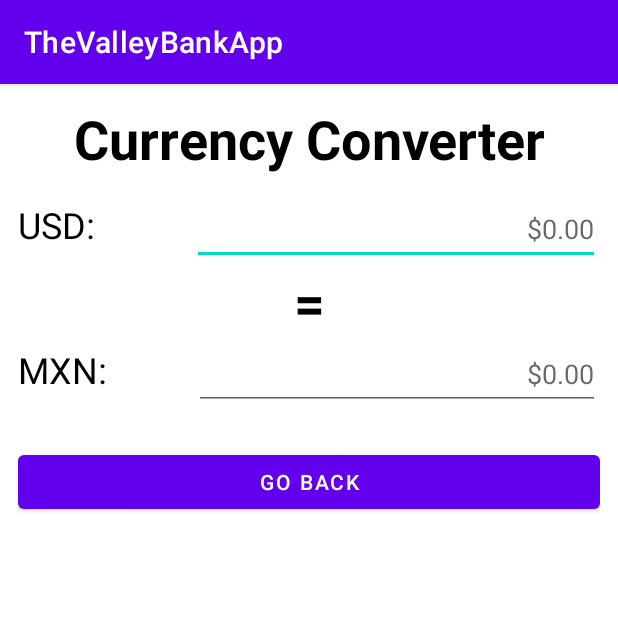
After one commit to Linus319/TheValleyBankApp, an Android app: the ConvertActivity screen opened directly, with no data from a screen before it, on a phone screen of 412 x 824 dp, the top half of it. The commit adds this screen. Run offline under Robolectric (Android 15) with nearby library versions, the phone set to English and light mode, and no system bars.

Commit message:
started Currency Converter

```diff
--- a/app/src/main/AndroidManifest.xml
+++ b/app/src/main/AndroidManifest.xml
@@ -11,6 +11,9 @@
         android:supportsRtl="true"
         android:theme="@style/Theme.TheValleyBankApp"
         tools:targetApi="31">
+        <activity
+            android:name=".ConvertActivity"
+            android:exported="false" />
         <activity
             android:name=".CheckingDepositConfirmedActivity"
             android:exported="false" />
--- a/app/src/main/java/com/example/thevalleybankapp/AccountActivity.java
+++ b/app/src/main/java/com/example/thevalleybankapp/AccountActivity.java
@@ -17,6 +17,7 @@ public class AccountActivity extends AppCompatActivity {
         Button signOutButton = findViewById(R.id.signOutButton);
         Button bCheckingDeposit = findViewById(R.id.checkingDeposit);
         Button bSavingsDeposit = findViewById(R.id.savingsDeposit);
+        Button bConvert = findViewById(R.id.convertCurrencyButton);
 
         Intent thisIntent = getIntent();
         String email = thisIntent.getStringExtra("com.example.thevalleybankapp.accountEmail");
@@ -32,6 +33,7 @@ public class AccountActivity extends AppCompatActivity {
         Intent logOutIntent = new Intent(this, MainActivity.class);
         Intent depositCheckingIntent = new Intent(this, CheckingDepositActivity.class);
         Intent depositSavingsIntent = new Intent(this, SavingsDepositActivity.class);
+        Intent convertCurrencyIntent = new Intent(this, ConvertActivity.class);
 
         signOutButton.setOnClickListener(v -> {
             startActivity(logOutIntent);
@@ -46,5 +48,10 @@ public class AccountActivity extends AppCompatActivity {
             depositSavingsIntent.putExtra("com.example.thevalleybankapp.accountEmail", email);
             startActivity(depositSavingsIntent);
         });
+
+        bConvert.setOnClickListener(v -> {
+            convertCurrencyIntent.putExtra("com.example.thevalleybankapp.accountEmail", email);
+            startActivity(convertCurrencyIntent);
+        });
     }
 }
--- /dev/null
+++ b/app/src/main/java/com/example/thevalleybankapp/ConvertActivity.java
@@ -0,0 +1,50 @@
+package com.example.thevalleybankapp;
+
+import androidx.appcompat.app.AppCompatActivity;
+
+import android.content.Intent;
+import android.os.Bundle;
+import android.text.Editable;
+import android.text.TextWatcher;
+import android.widget.Button;
+
+public class ConvertActivity extends AppCompatActivity {
+
+    Button goBackButton;
+
+    TextWatcher textWatcher = new TextWatcher() {
+        @Override
+        public void beforeTextChanged(CharSequence s, int start, int count, int after) {
+
+        }
+
+        @Override
+        public void onTextChanged(CharSequence s, int start, int before, int count) {
+
+        }
+
+        @Override
+        public void afterTextChanged(Editable s) {
+
+        }
+    };
+
+    @Override
+    protected void onCreate(Bundle savedInstanceState) {
+        super.onCreate(savedInstanceState);
+        setContentView(R.layout.activity_convert_currency);
+
+        Intent thisIntent = getIntent();
+
+        String email = thisIntent.getStringExtra("com.example.thevalleybankapp.accountEmail");
+
+        goBackButton = findViewById(R.id.convertGoBackButton);
+
+        Intent goBackIntent = new Intent(this, AccountActivity.class);
+
+        goBackButton.setOnClickListener(v -> {
+            goBackIntent.putExtra("com.example.thevalleybankapp.accountEmail", email);
+            startActivity(goBackIntent);
+        });
+    }
+}
--- /dev/null
+++ b/app/src/main/res/layout/activity_convert_currency.xml
@@ -0,0 +1,85 @@
+<?xml version="1.0" encoding="utf-8"?>
+<LinearLayout xmlns:android="http://schemas.android.com/apk/res/android"
+    android:layout_width="match_parent"
+    android:layout_height="match_parent"
+    android:layout_marginHorizontal="12dp"
+    android:orientation="vertical">
+
+    <TextView
+        android:id="@+id/currencyConverterTitle"
+        android:layout_width="match_parent"
+        android:layout_height="wrap_content"
+        android:layout_marginVertical="12dp"
+        android:text="Currency Converter"
+        android:textAlignment="center"
+        android:textColor="@color/black"
+        android:textSize="36sp"
+        android:textStyle="bold" />
+
+    <LinearLayout
+        android:layout_width="match_parent"
+        android:layout_height="wrap_content"
+        android:orientation="horizontal">
+
+        <TextView
+            android:id="@+id/usdText"
+            android:layout_width="wrap_content"
+            android:layout_height="wrap_content"
+            android:layout_weight="1"
+            android:text="USD: "
+            android:textColor="@color/black"
+            android:textSize="24sp" />
+
+        <EditText
+            android:id="@+id/usdEntry"
+            android:layout_width="wrap_content"
+            android:layout_height="48dp"
+            android:layout_weight="1"
+            android:ems="10"
+            android:hint="$0.00"
+            android:inputType="numberDecimal"
+            android:textAlignment="textEnd" />
+    </LinearLayout>
+
+    <TextView
+        android:id="@+id/equalsText"
+        android:layout_width="match_parent"
+        android:layout_height="wrap_content"
+        android:text="="
+        android:textAlignment="center"
+        android:textColor="@color/black"
+        android:textSize="36sp"
+        android:textStyle="bold" />
+
+    <LinearLayout
+        android:layout_width="match_parent"
+        android:layout_height="wrap_content"
+        android:orientation="horizontal">
+
+        <TextView
+            android:id="@+id/mxnText"
+            android:layout_width="wrap_content"
+            android:layout_height="wrap_content"
+            android:layout_weight="1"
+            android:text="MXN:"
+            android:textColor="@color/black"
+            android:textSize="24sp" />
+
+        <EditText
+            android:id="@+id/mxnEntry"
+            android:layout_width="wrap_content"
+            android:layout_height="48sp"
+            android:layout_weight="1"
+            android:ems="10"
+            android:hint="$0.00"
+            android:inputType="numberDecimal"
+            android:textAlignment="textEnd" />
+    </LinearLayout>
+
+    <Button
+        android:id="@+id/convertGoBackButton"
+        android:layout_width="match_parent"
+        android:layout_height="wrap_content"
+        android:layout_marginVertical="24dp"
+        android:text="Go Back" />
+</LinearLayout>
```
